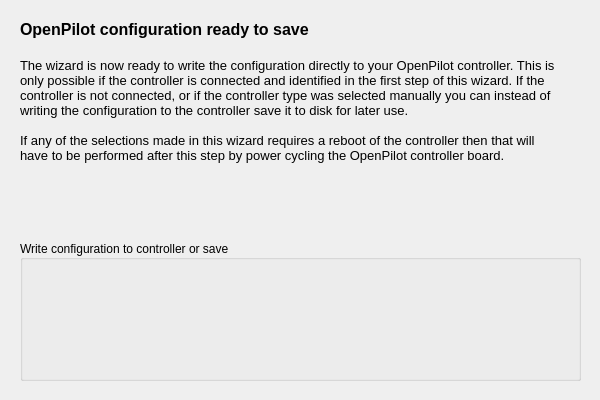
openpilot/OpenPilot, file ground/openpilotgcs/src/plugins/setupwizard/pages/flashpage.ui: the form before one commit.
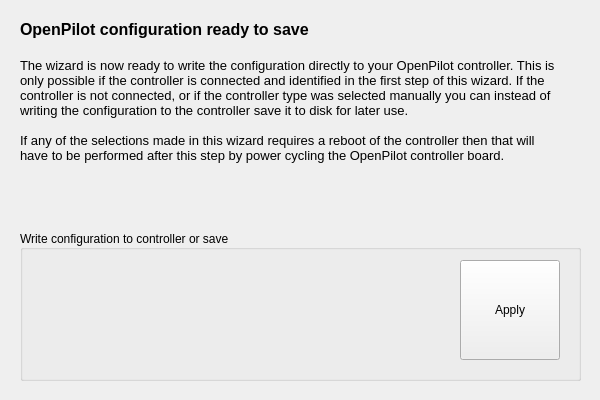
The form after the commit.

The edit to the form file:
```diff
--- a/ground/openpilotgcs/src/plugins/setupwizard/pages/flashpage.ui
+++ b/ground/openpilotgcs/src/plugins/setupwizard/pages/flashpage.ui
@@ -45,9 +45,9 @@
    <property name="geometry">
     <rect>
      <x>20</x>
-     <y>240</y>
+     <y>230</y>
      <width>561</width>
-     <height>141</height>
+     <height>151</height>
     </rect>
    </property>
    <property name="sizePolicy">
@@ -62,6 +62,19 @@
    <property name="alignment">
     <set>Qt::AlignLeading|Qt::AlignLeft|Qt::AlignVCenter</set>
    </property>
+   <widget class="QPushButton" name="applyButton">
+    <property name="geometry">
+     <rect>
+      <x>440</x>
+      <y>30</y>
+      <width>100</width>
+      <height>100</height>
+     </rect>
+    </property>
+    <property name="text">
+     <string>Apply</string>
+    </property>
+   </widget>
   </widget>
  </widget>
  <resources/>
```
